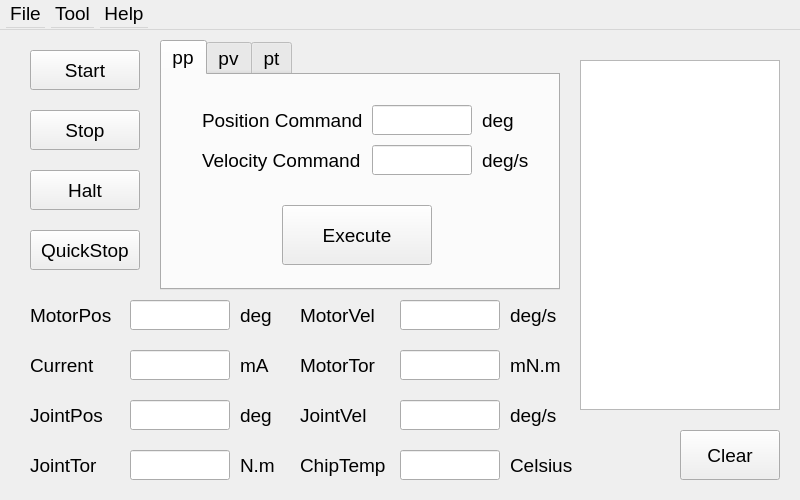
Old version of the form qt_ui/motorcontrol/motorcontrol.ui in the repository paradoxfxx/module_robot.
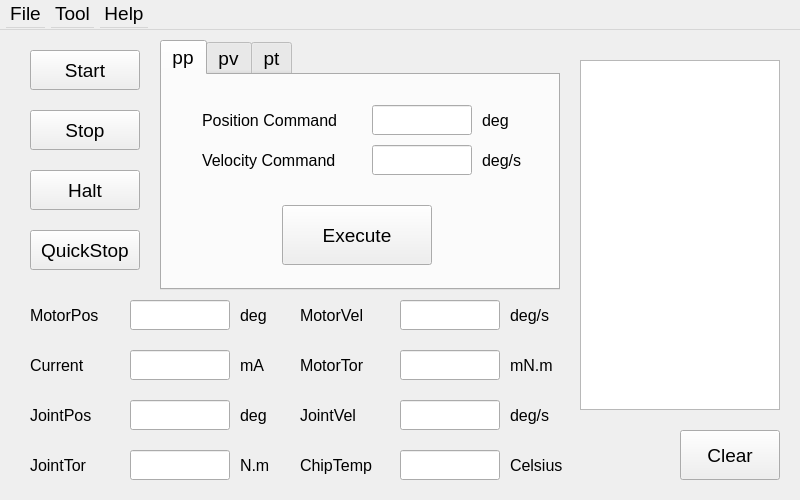
New version of the form. Icons and pictures are not drawn.

Diff of the .ui file:
```diff
--- a/qt_ui/motorcontrol/motorcontrol.ui
+++ b/qt_ui/motorcontrol/motorcontrol.ui
@@ -123,6 +123,11 @@
         <height>30</height>
        </rect>
       </property>
+      <property name="font">
+       <font>
+        <pointsize>12</pointsize>
+       </font>
+      </property>
       <property name="text">
        <string>deg</string>
       </property>
@@ -136,6 +141,11 @@
         <height>30</height>
        </rect>
       </property>
+      <property name="font">
+       <font>
+        <pointsize>12</pointsize>
+       </font>
+      </property>
       <property name="text">
        <string>Velocity Command</string>
       </property>
@@ -149,6 +159,11 @@
         <height>30</height>
        </rect>
       </property>
+      <property name="font">
+       <font>
+        <pointsize>12</pointsize>
+       </font>
+      </property>
       <property name="text">
        <string>Position Command</string>
       </property>
@@ -197,6 +212,11 @@
         <height>30</height>
        </rect>
       </property>
+      <property name="font">
+       <font>
+        <pointsize>12</pointsize>
+       </font>
+      </property>
       <property name="text">
        <string>deg/s</string>
       </property>
@@ -345,7 +365,7 @@
     </property>
     <property name="font">
      <font>
-      <pointsize>14</pointsize>
+      <pointsize>12</pointsize>
      </font>
     </property>
     <property name="text">
@@ -381,7 +401,7 @@
     </property>
     <property name="font">
      <font>
-      <pointsize>14</pointsize>
+      <pointsize>12</pointsize>
      </font>
     </property>
     <property name="text">
@@ -420,7 +440,7 @@
     </property>
     <property name="font">
      <font>
-      <pointsize>14</pointsize>
+      <pointsize>12</pointsize>
      </font>
     </property>
     <property name="text">
@@ -438,7 +458,7 @@
     </property>
     <property name="font">
      <font>
-      <pointsize>14</pointsize>
+      <pointsize>12</pointsize>
      </font>
     </property>
     <property name="text">
@@ -456,7 +476,7 @@
     </property>
     <property name="font">
      <font>
-      <pointsize>14</pointsize>
+      <pointsize>12</pointsize>
      </font>
     </property>
     <property name="text">
@@ -489,7 +509,7 @@
     </property>
     <property name="font">
      <font>
-      <pointsize>14</pointsize>
+      <pointsize>12</pointsize>
      </font>
     </property>
     <property name="text">
@@ -507,7 +527,7 @@
     </property>
     <property name="font">
      <font>
-      <pointsize>14</pointsize>
+      <pointsize>12</pointsize>
      </font>
     </property>
     <property name="text">
@@ -663,7 +683,7 @@
     </property>
     <property name="font">
      <font>
-      <pointsize>14</pointsize>
+      <pointsize>12</pointsize>
      </font>
     </property>
     <property name="text">
@@ -681,7 +701,7 @@
     </property>
     <property name="font">
      <font>
-      <pointsize>14</pointsize>
+      <pointsize>12</pointsize>
      </font>
     </property>
     <property name="text">
@@ -699,7 +719,7 @@
     </property>
     <property name="font">
      <font>
-      <pointsize>14</pointsize>
+      <pointsize>12</pointsize>
      </font>
     </property>
     <property name="text">
@@ -717,7 +737,7 @@
     </property>
     <property name="font">
      <font>
-      <pointsize>14</pointsize>
+      <pointsize>12</pointsize>
      </font>
     </property>
     <property name="text">
@@ -735,7 +755,7 @@
     </property>
     <property name="font">
      <font>
-      <pointsize>14</pointsize>
+      <pointsize>12</pointsize>
      </font>
     </property>
     <property name="text">
@@ -843,7 +863,7 @@
     </property>
     <property name="font">
      <font>
-      <pointsize>14</pointsize>
+      <pointsize>12</pointsize>
      </font>
     </property>
     <property name="text">
@@ -861,7 +881,7 @@
     </property>
     <property name="font">
      <font>
-      <pointsize>14</pointsize>
+      <pointsize>12</pointsize>
      </font>
     </property>
     <property name="text">
@@ -879,7 +899,7 @@
     </property>
     <property name="font">
      <font>
-      <pointsize>14</pointsize>
+      <pointsize>12</pointsize>
      </font>
     </property>
     <property name="text">
@@ -927,7 +947,7 @@
     </property>
     <property name="font">
      <font>
-      <pointsize>14</pointsize>
+      <pointsize>12</pointsize>
      </font>
     </property>
     <property name="text">
```
Left out of the diff: 38 changed lines with no effect on the pictures.
